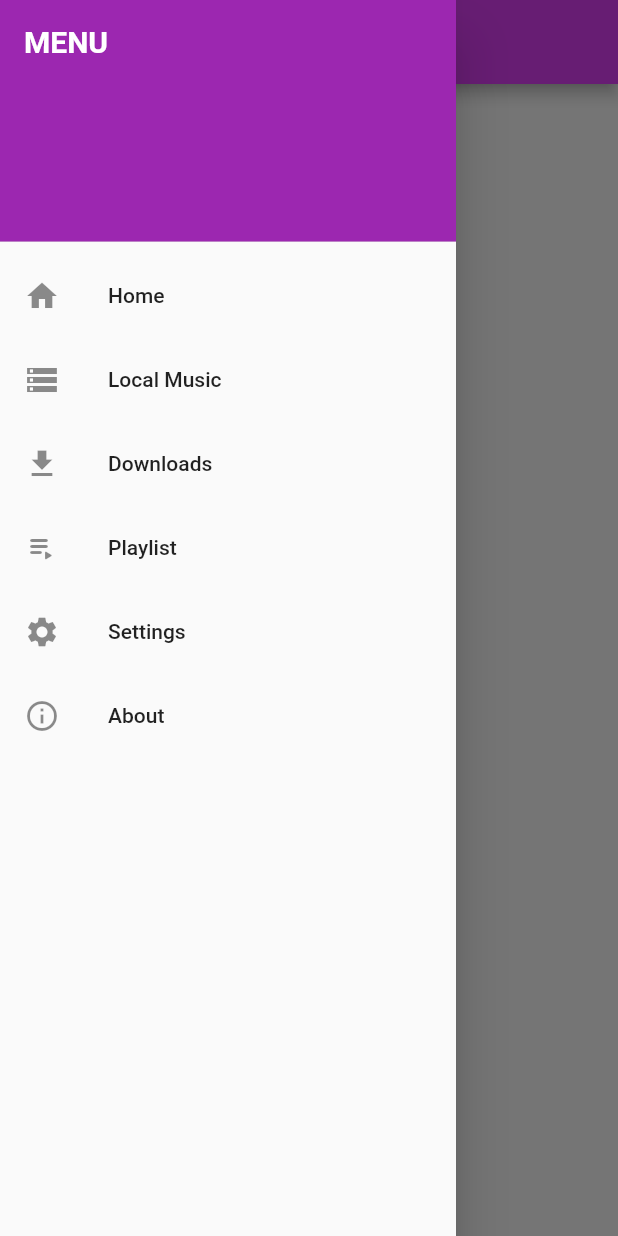
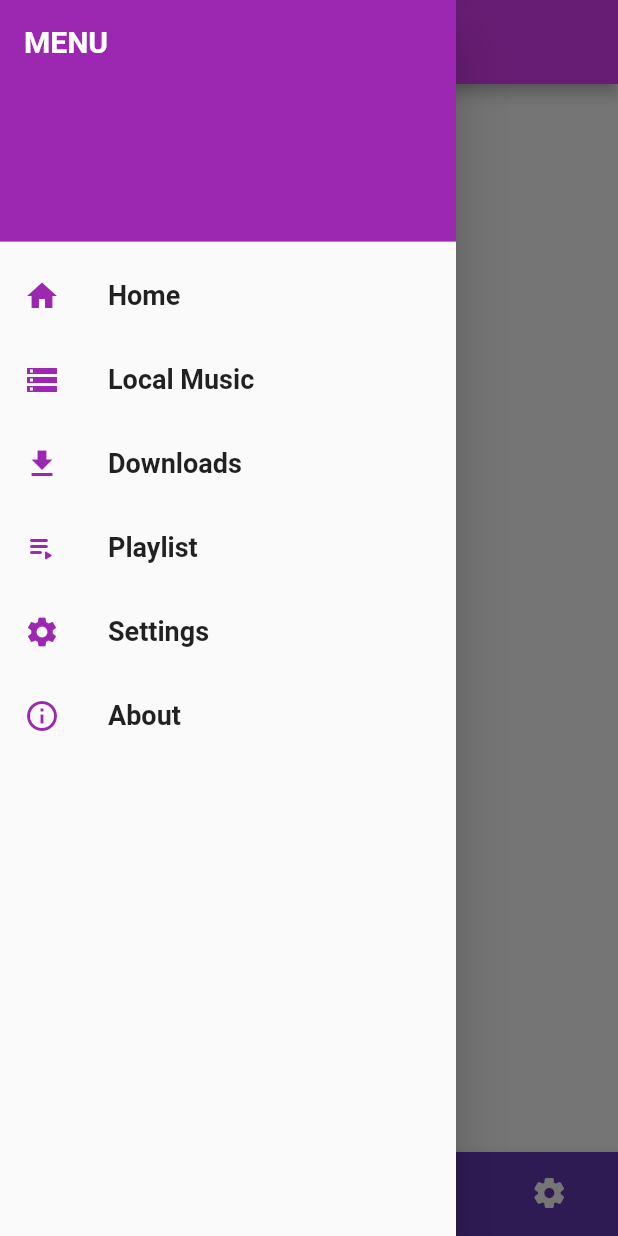
Before and after one commit to EncryptoCyphers/Rhythm, a Flutter app: the HomePage screen opened directly with empty values, with the side drawer open, on a phone screen of 412 x 824 dp. Run offline on Flutter 3.47's test engine with Material 2 defaults, Android fonts, the phone set to English and light mode, and no system bars; our stand-ins replace animated_splash_screen, fluttertoast, just_audio, on_audio_query, permission_handler, smooth_page_indicator; missing offline and left inert: marquee_text.

Commit message:
Added Bottom Nav Bar & modified Drawer Menu

```diff
--- /dev/null
+++ b/lib/bottomNavigationBar.dart
@@ -0,0 +1,49 @@
+import 'package:flutter/material.dart';
+
+class BottomNavBar extends StatefulWidget {
+  const BottomNavBar({Key? key}) : super(key: key);
+  @override
+  State<BottomNavBar> createState() => _BottomNavBarState();
+}
+
+class _BottomNavBarState extends State<BottomNavBar> {
+  int _selectedIndex = 0;
+
+  void _onItemTapped(int index) {
+    setState(() {
+      _selectedIndex = index;
+    });
+  }
+
+  @override
+  Widget build(BuildContext context) {
+    return BottomNavigationBar(
+      enableFeedback: true,
+      items: const <BottomNavigationBarItem>[
+        BottomNavigationBarItem(
+          icon: Icon(Icons.home_rounded),
+          label: 'Home',
+          backgroundColor: Colors.deepPurple,
+        ),
+        BottomNavigationBarItem(
+          icon: Icon(Icons.public_rounded),
+          label: 'Web',
+          backgroundColor: Colors.green,
+        ),
+        BottomNavigationBarItem(
+          icon: Icon(Icons.storage_rounded),
+          label: 'Local',
+          backgroundColor: Colors.pink,
+        ),
+        BottomNavigationBarItem(
+          icon: Icon(Icons.settings_rounded),
+          label: 'Settings',
+          backgroundColor: Colors.deepOrange,
+        ),
+      ],
+      currentIndex: _selectedIndex,
+      selectedItemColor: Colors.yellow,
+      onTap: _onItemTapped,
+    );
+  }
+}
--- a/lib/drawerMenu.dart
+++ b/lib/drawerMenu.dart
@@ -14,18 +14,27 @@ class DrawerMenu extends StatelessWidget {
             decoration: BoxDecoration(
               color: Colors.purple,
             ),
-            child: Text('MENU',
-                style: TextStyle(
-                  color: Colors.white,
-                  fontSize: 20,
-                  fontWeight: FontWeight.bold,
-                )),
+            child: Text(
+              'MENU',
+              style: TextStyle(
+                color: Colors.white,
+                fontSize: 20,
+                fontWeight: FontWeight.bold,
+              ),
+            ),
           ),
           ListTile(
             leading: const Icon(
               Icons.home,
+              color: Colors.purple,
             ),
-            title: const Text('Home'),
+            title: const Text(
+              'Home',
+              style: TextStyle(
+                fontSize: 18,
+                fontWeight: FontWeight.bold,
+              ),
+            ),
             onTap: () {
               Navigator.pop(context);
             },
@@ -33,8 +42,15 @@ class DrawerMenu extends StatelessWidget {
           ListTile(
             leading: const Icon(
               Icons.storage,
+              color: Colors.purple,
             ),
-            title: const Text('Local Music'),
+            title: const Text(
+              'Local Music',
+              style: TextStyle(
+                fontSize: 18,
+                fontWeight: FontWeight.bold,
+              ),
+            ),
             onTap: () {
               Navigator.pop(context);
             },
@@ -42,8 +58,15 @@ class DrawerMenu extends StatelessWidget {
           ListTile(
             leading: const Icon(
               Icons.download,
+              color: Colors.purple,
             ),
-            title: const Text('Downloads'),
+            title: const Text(
+              'Downloads',
+              style: TextStyle(
+                fontSize: 18,
+                fontWeight: FontWeight.bold,
+              ),
+            ),
             onTap: () {
               Navigator.pop(context);
             },
@@ -51,8 +74,15 @@ class DrawerMenu extends StatelessWidget {
           ListTile(
             leading: const Icon(
               Icons.playlist_play_rounded,
+              color: Colors.purple,
             ),
-            title: const Text('Playlist'),
+            title: const Text(
+              'Playlist',
+              style: TextStyle(
+                fontSize: 18,
+                fontWeight: FontWeight.bold,
+              ),
+            ),
             onTap: () {
               Navigator.pop(context);
             },
@@ -60,8 +90,15 @@ class DrawerMenu extends StatelessWidget {
           ListTile(
             leading: const Icon(
               Icons.settings,
+              color: Colors.purple,
             ),
-            title: const Text('Settings'),
+            title: const Text(
+              'Settings',
+              style: TextStyle(
+                fontSize: 18,
+                fontWeight: FontWeight.bold,
+              ),
+            ),
             onTap: () {
               Navigator.pop(context);
             },
@@ -69,8 +106,15 @@ class DrawerMenu extends StatelessWidget {
           ListTile(
             leading: const Icon(
               Icons.info_outline,
+              color: Colors.purple,
             ),
-            title: const Text('About'),
+            title: const Text(
+              'About',
+              style: TextStyle(
+                fontSize: 18,
+                fontWeight: FontWeight.bold,
+              ),
+            ),
             onTap: () {
               Navigator.pop(context);
             },
--- a/lib/home_page.dart
+++ b/lib/home_page.dart
@@ -5,6 +5,7 @@ import './drawerMenu.dart';
 import './fetch_songs.dart';
 import 'package:fluttertoast/fluttertoast.dart';
 import 'package:just_audio/just_audio.dart';
+import './bottomNavigationBar.dart';
 
 class HomePage extends StatelessWidget {
   HomePage({required this.nm, required this.audioPlayer});
@@ -17,10 +18,10 @@ class HomePage extends StatelessWidget {
     return WillPopScope(
       onWillPop: () async {
         final difference = DateTime.now().difference(timeBackPressed);
-        final isExitWarning = difference >= Duration(seconds: 2);
+        final isExitWarning = difference >= const Duration(seconds: 2);
         timeBackPressed = DateTime.now();
         if (isExitWarning) {
-          final msgg = 'Press Back Again to exit';
+          const msgg = 'Press Back Again to exit';
           Fluttertoast.showToast(msg: msgg, fontSize: 18);
           return false;
         } else {
@@ -33,8 +34,9 @@ class HomePage extends StatelessWidget {
         appBar: AppBar(
           backgroundColor: Colors.purpleAccent,
           centerTitle: true,
-          title: const Text("RYTHM"),
+          title: const Text("RHYTHM"),
         ),
+        bottomNavigationBar: const BottomNavBar(),
         drawer: const DrawerMenu(),
         // ignore: avoid_unnecessary_containers
         body: Column(
```
Also changed, not shown: 1 other file.
